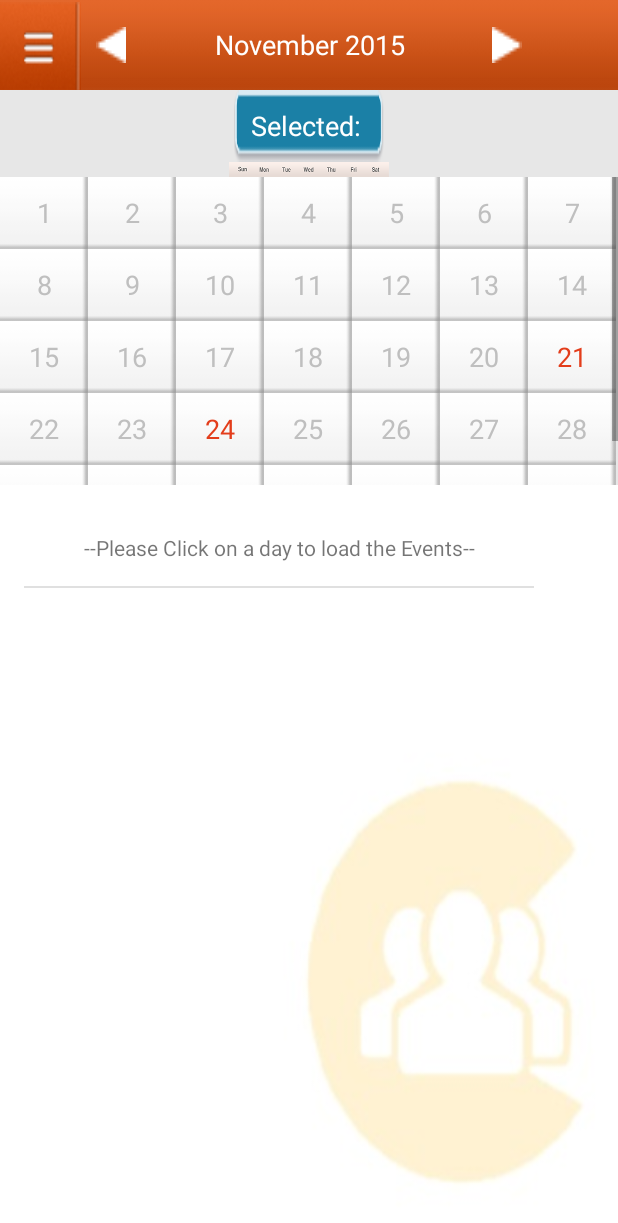
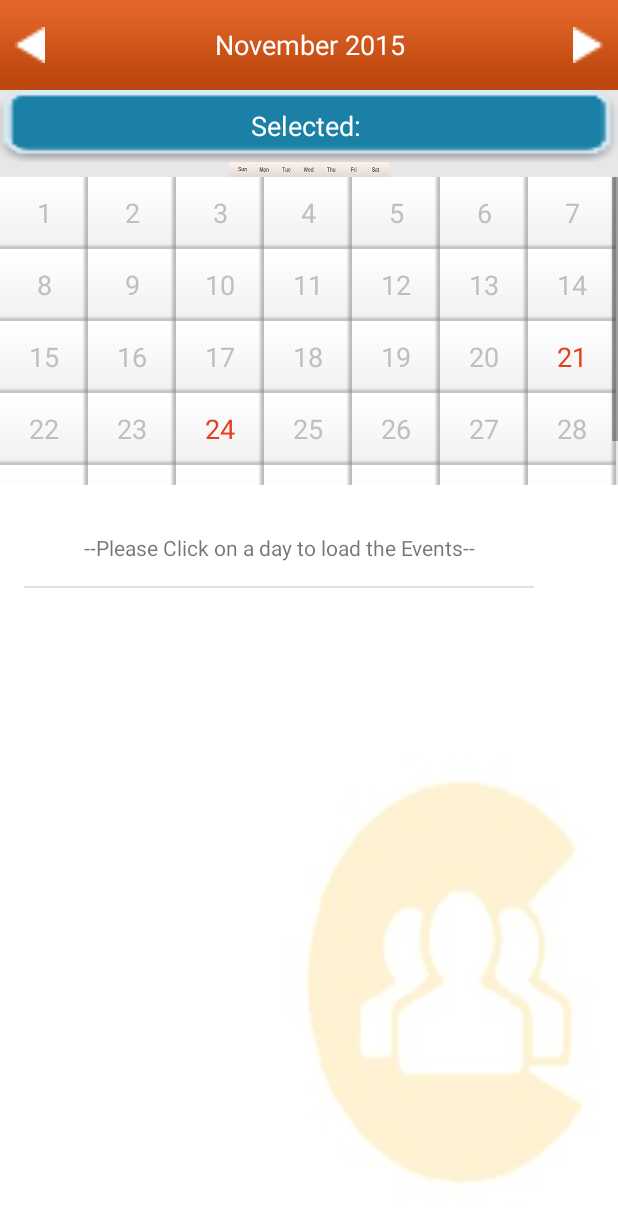
Before and after one commit to unni88/cs442_project, an Android app: the screen it shows after launch (CalendarMainActivity), in the options menu, after a tap on "Show Calendar", on a phone screen of 412 x 824 dp. Shown: the top 1223 px of the screen. Run offline under Robolectric (Android 15) with nearby library versions, the phone set to English and light mode, and no system bars.

Commit message:
Getting Date and time rectified

```diff
--- a/Con-venient/app/src/main/res/layout/my_calendar_view.xml
+++ b/Con-venient/app/src/main/res/layout/my_calendar_view.xml
@@ -14,12 +14,6 @@
         android:gravity="left|top"
         android:height="60sp"
         android:orientation="horizontal" >
-
-        <Button
-            android:id="@+id/settings"
-            android:layout_width="54sp"
-            android:layout_height="60sp"
-            android:background="@drawable/meenu" />
 
         <ImageView
             android:id="@+id/prevMonth"
@@ -49,17 +43,11 @@
             android:src="@drawable/calendar_right_arrow_selector" >
         </ImageView>
 
-        <Button
-            android:id="@+id/addEvent"
-            android:layout_width="54sp"
-            android:layout_height="60sp"
-            android:background="@drawable/plus"
-            android:visibility="invisible" />
     </LinearLayout>
 
     <Button
         android:id="@+id/selectedDayMonthYear"
-        android:layout_width="wrap_content"
+        android:layout_width="fill_parent"
         android:layout_height="wrap_content"
         android:layout_gravity="center"
         android:background="@drawable/calendar_top_header"
```
